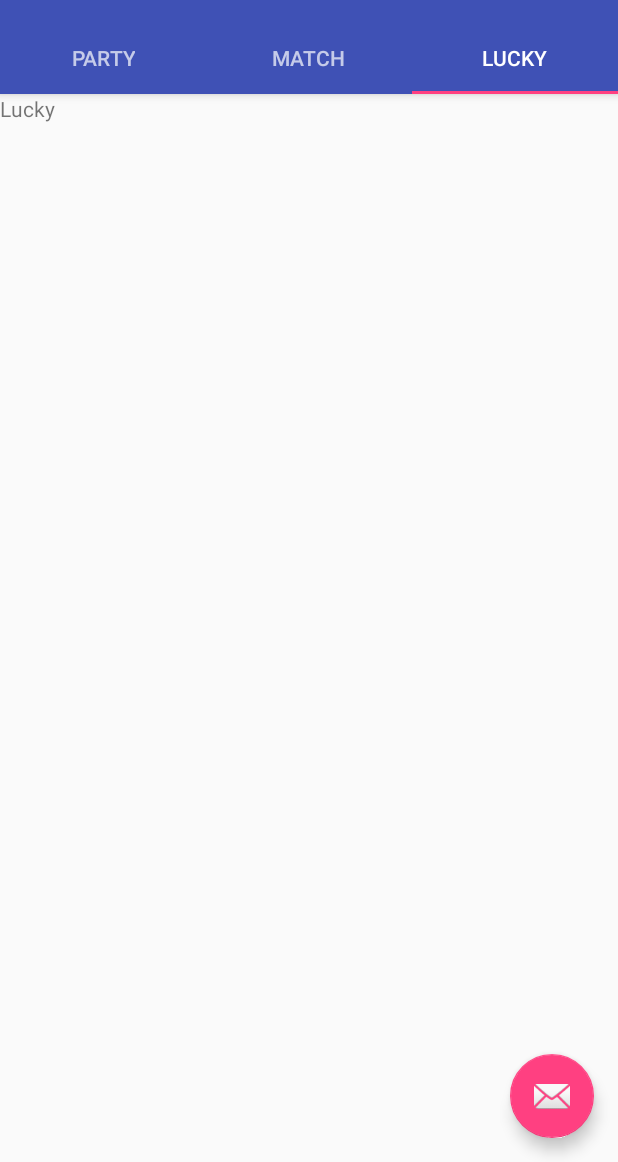
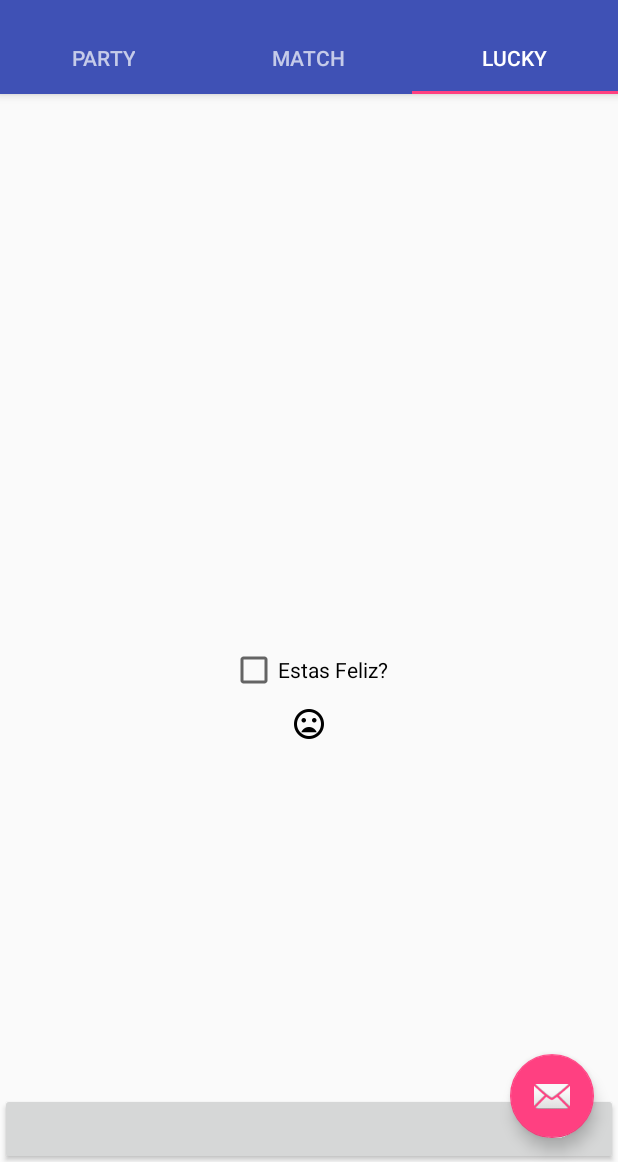
Before and after one commit to Glagos84/ShrinkQuizz, an Android app: the screen it shows after launch (MainActivity), tab 3 chosen, on a phone screen of 412 x 824 dp, the part 74-1236 px from its top. Run offline under Robolectric (Android 15) with nearby library versions, the phone set to English and light mode, and no system bars.

Commit message:
Tabbed Activity Works.

```diff
--- a/app/src/main/java/cl/mind/shrinkquizz/LuckyFragment.java
+++ b/app/src/main/java/cl/mind/shrinkquizz/LuckyFragment.java
@@ -2,10 +2,14 @@ package cl.mind.shrinkquizz;
 
 
 import android.os.Bundle;
+import android.support.annotation.Nullable;
 import android.support.v4.app.Fragment;
 import android.view.LayoutInflater;
 import android.view.View;
 import android.view.ViewGroup;
+import android.widget.Button;
+import android.widget.CheckBox;
+import android.widget.CompoundButton;
 
 
 public class LuckyFragment extends Fragment {
@@ -28,4 +32,30 @@ public class LuckyFragment extends Fragment {
         return inflater.inflate(R.layout.fragment_lucky, container, false);
     }
 
+    @Override
+    public void onViewCreated(View view, @Nullable Bundle savedInstanceState) {
+        super.onViewCreated(view, savedInstanceState);
+
+        CheckBox happy = view.findViewById(R.id.happyCb);
+        final CheckBox mood = view.findViewById(R.id.moodCb); // porq tiene q ser final???
+        Button button = view.findViewById(R.id.luckyBtn);
+
+        happy.setOnCheckedChangeListener(new CompoundButton.OnCheckedChangeListener() {
+            @Override
+            public void onCheckedChanged(CompoundButton compoundButton, boolean isChecked) {
+
+                mood.setChecked(isChecked);
+            }
+        });
+
+        button.setOnClickListener(new View.OnClickListener() {
+            @Override
+            public void onClick(View view) {
+                boolean anwer = mood.isChecked();
+            }
+        });
+
+    }
+
+
 }
--- /dev/null
+++ b/app/src/main/res/drawable/cb_mood_bg.xml
@@ -0,0 +1,5 @@
+<?xml version="1.0" encoding="utf-8"?>
+<selector xmlns:android="http://schemas.android.com/apk/res/android">
+    <item android:state_checked="true" android:drawable="@mipmap/ic_mood_black_24dp"/>
+    <item android:state_checked="false" android:drawable="@mipmap/ic_mood_bad_black_24dp"/>
+</selector>
--- a/app/src/main/res/layout/fragment_lucky.xml
+++ b/app/src/main/res/layout/fragment_lucky.xml
@@ -1,13 +1,32 @@
-<FrameLayout xmlns:android="http://schemas.android.com/apk/res/android"
+<RelativeLayout xmlns:android="http://schemas.android.com/apk/res/android"
     xmlns:tools="http://schemas.android.com/tools"
     android:layout_width="match_parent"
     android:layout_height="match_parent"
     tools:context="cl.mind.shrinkquizz.LuckyFragment">
 
-    <!-- TODO: Update blank fragment layout -->
-    <TextView
+
+    <CheckBox
+        android:id="@+id/happyCb"
+        android:layout_centerInParent="true"
+        android:text="Estas Feliz?"
+        android:layout_marginBottom="8dp"
+        android:layout_width="wrap_content"
+        android:layout_height="wrap_content" />
+
+    <CheckBox
+        android:id="@+id/moodCb"
+        android:enabled="false"
+        android:layout_below="@+id/happyCb"
+        android:button="@drawable/cb_mood_bg"
+        android:layout_centerHorizontal="true"
+        android:layout_width="wrap_content"
+        android:layout_height="wrap_content" />
+
+    <Button
+        android:id="@+id/luckyBtn"
+        android:layout_alignParentBottom="true"
+        android:layout_marginBottom="54dp"
         android:layout_width="match_parent"
-        android:layout_height="match_parent"
-        android:text="Lucky" />
+        android:layout_height="wrap_content" />
 
-</FrameLayout>
+</RelativeLayout>
--- a/app/src/main/res/layout/fragment_party.xml
+++ b/app/src/main/res/layout/fragment_party.xml
@@ -43,7 +43,6 @@
         android:id="@+id/partyBtn"
         android:layout_width="match_parent"
         android:layout_height="wrap_content"
-        android:text="RESPONDER"
-        />
+        android:text="RESPONDER" />
 
 </LinearLayout>
```
Also changed, not shown: app/src/main/java/cl/mind/shrinkquizz/PartyFragment.java (+7 -7 lines), app/src/main/res/mipmap-hdpi/ic_mood_bad_black_24dp.png (added), app/src/main/res/mipmap-hdpi/ic_mood_black_24dp.png (added), app/src/main/res/mipmap-mdpi/ic_mood_bad_black_24dp.png (added), app/src/main/res/mipmap-mdpi/ic_mood_black_24dp.png (added), app/src/main/res/mipmap-xhdpi/drawable-xhdpi/ic_mood_black_24dp.png (added), app/src/main/res/mipmap-xhdpi/ic_mood_bad_black_24dp.png (added), app/src/main/res/mipmap-xhdpi/ic_mood_black_24dp.png (added), app/src/main/res/mipmap-xxhdpi/drawable-xxhdpi/ic_mood_bad_black_24dp.png (added), app/src/main/res/mipmap-xxhdpi/drawable-xxhdpi/ic_mood_black_24dp.png (added), app/src/main/res/mipmap-xxhdpi/ic_mood_bad_black_24dp.png (added), app/src/main/res/mipmap-xxhdpi/ic_mood_black_24dp.png (added), app/src/main/res/mipmap-xxxhdpi/drawable-xxxhdpi/ic_mood_bad_black_24dp.png (added), app/src/main/res/mipmap-xxxhdpi/drawable-xxxhdpi/ic_mood_black_24dp.png (added), 2 more files.
